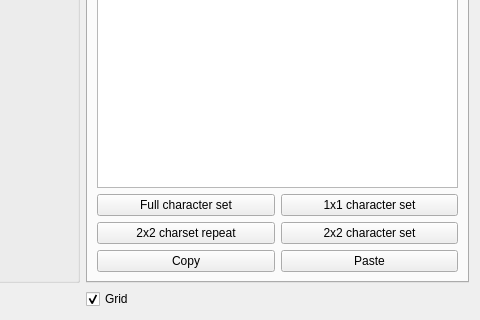
Above: source/trsedocuments/formimageeditor.ui from Happy-Ferret/Fluff64 before the change; both pictures show x 698 to 1178 and y 312 to 632 of the 1178 by 632 pixel window. Below: the same form after it.
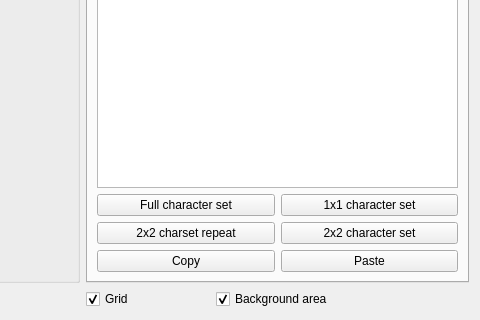
That is the form after the change.

```diff
--- a/source/trsedocuments/formimageeditor.ui
+++ b/source/trsedocuments/formimageeditor.ui
@@ -28,6 +28,16 @@
          </property>
         </widget>
        </item>
+       <item>
+        <widget class="QCheckBox" name="chkBackgroundArea">
+         <property name="text">
+          <string>Background area</string>
+         </property>
+         <property name="checked">
+          <bool>true</bool>
+         </property>
+        </widget>
+       </item>
        <item>
         <widget class="QLabel" name="lblPosition">
          <property name="text">
```
